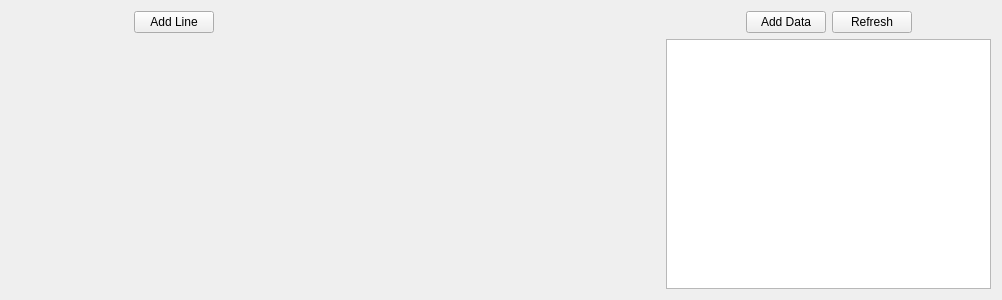
This is Hardware Monitor Applet/GUI/NormalScreenWidget.ui in jimmyd-be/Hardware-Monitor-Applet as Qt 5 draws it before an edit. The edited form follows.
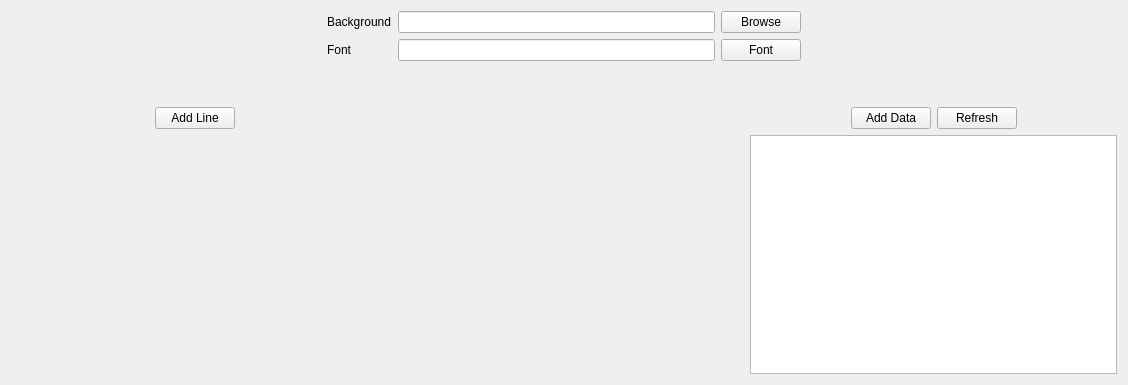
This is the edited form.

Commit message:
Created FontDialog.
Redesigned mainwindow, NormalLineWidget and NormalScreenWidget.

```diff
--- a/Hardware Monitor Applet/GUI/NormalScreenWidget.ui
+++ b/Hardware Monitor Applet/GUI/NormalScreenWidget.ui
@@ -6,15 +6,123 @@
    <rect>
     <x>0</x>
     <y>0</y>
-    <width>1002</width>
-    <height>300</height>
+    <width>1128</width>
+    <height>385</height>
    </rect>
   </property>
   <property name="windowTitle">
    <string>Form</string>
   </property>
+  <layout class="QVBoxLayout" name="verticalLayout_6">
+   <item>
   <layout class="QHBoxLayout" name="horizontalLayout_3">
    <item>
+      <spacer name="horizontalSpacer_6">
+       <property name="orientation">
+        <enum>Qt::Horizontal</enum>
+       </property>
+       <property name="sizeHint" stdset="0">
+        <size>
+         <width>40</width>
+         <height>20</height>
+        </size>
+       </property>
+      </spacer>
+     </item>
+     <item>
+      <layout class="QVBoxLayout" name="verticalLayout_3">
+       <item>
+        <widget class="QLabel" name="backgroundLabel">
+         <property name="text">
+          <string>Background</string>
+         </property>
+        </widget>
+       </item>
+       <item>
+        <widget class="QLabel" name="fontLabel">
+         <property name="text">
+          <string>Font</string>
+         </property>
+        </widget>
+       </item>
+      </layout>
+     </item>
+     <item>
+      <layout class="QVBoxLayout" name="verticalLayout_4">
+       <item>
+        <widget class="QLineEdit" name="backgroundLine">
+         <property name="minimumSize">
+          <size>
+           <width>200</width>
+           <height>0</height>
+          </size>
+         </property>
+         <property name="readOnly">
+          <bool>true</bool>
+         </property>
+        </widget>
+       </item>
+       <item>
+        <widget class="QLineEdit" name="fontLine">
+         <property name="readOnly">
+          <bool>true</bool>
+         </property>
+        </widget>
+       </item>
+      </layout>
+     </item>
+     <item>
+      <layout class="QVBoxLayout" name="verticalLayout_5">
+       <item>
+        <widget class="QPushButton" name="backgroundBrowseButton">
+         <property name="text">
+          <string>Browse</string>
+         </property>
+        </widget>
+       </item>
+       <item>
+        <widget class="QPushButton" name="fontButton">
+         <property name="text">
+          <string>Font</string>
+         </property>
+        </widget>
+       </item>
+      </layout>
+     </item>
+     <item>
+      <spacer name="horizontalSpacer_7">
+       <property name="orientation">
+        <enum>Qt::Horizontal</enum>
+       </property>
+       <property name="sizeHint" stdset="0">
+        <size>
+         <width>40</width>
+         <height>20</height>
+        </size>
+       </property>
+      </spacer>
+     </item>
+    </layout>
+   </item>
+   <item>
+    <spacer name="verticalSpacer">
+     <property name="orientation">
+      <enum>Qt::Vertical</enum>
+     </property>
+     <property name="sizeType">
+      <enum>QSizePolicy::Fixed</enum>
+     </property>
+     <property name="sizeHint" stdset="0">
+      <size>
+       <width>50</width>
+       <height>40</height>
+      </size>
+     </property>
+    </spacer>
+   </item>
+   <item>
+    <layout class="QHBoxLayout" name="horizontalLayout_4">
+     <item>
     <layout class="QVBoxLayout" name="verticalLayout">
      <item>
       <layout class="QHBoxLayout" name="horizontalLayout">
@@ -132,6 +240,8 @@
      </item>
      <item>
       <widget class="QTableWidget" name="tableWidget"/>
+       </item>
+      </layout>
      </item>
     </layout>
    </item>
```
Lines whose indentation alone changed are shown as unchanged. The commit also changes 16 other files.
